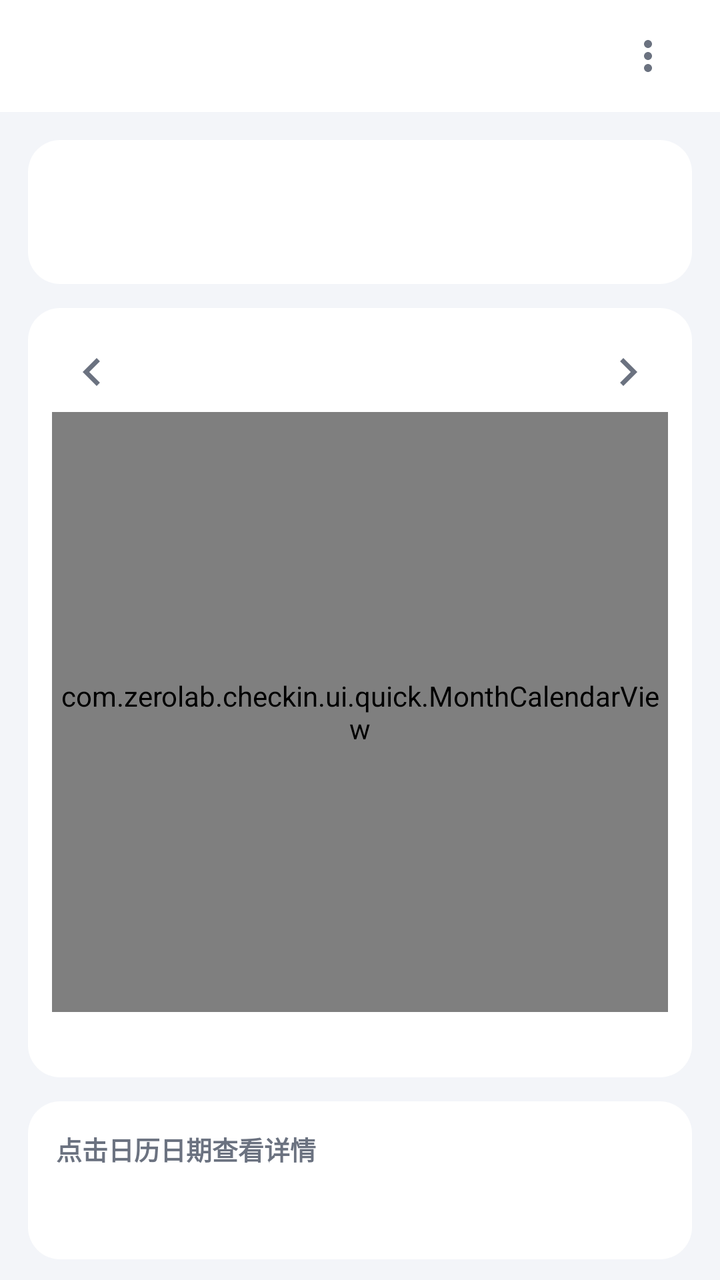
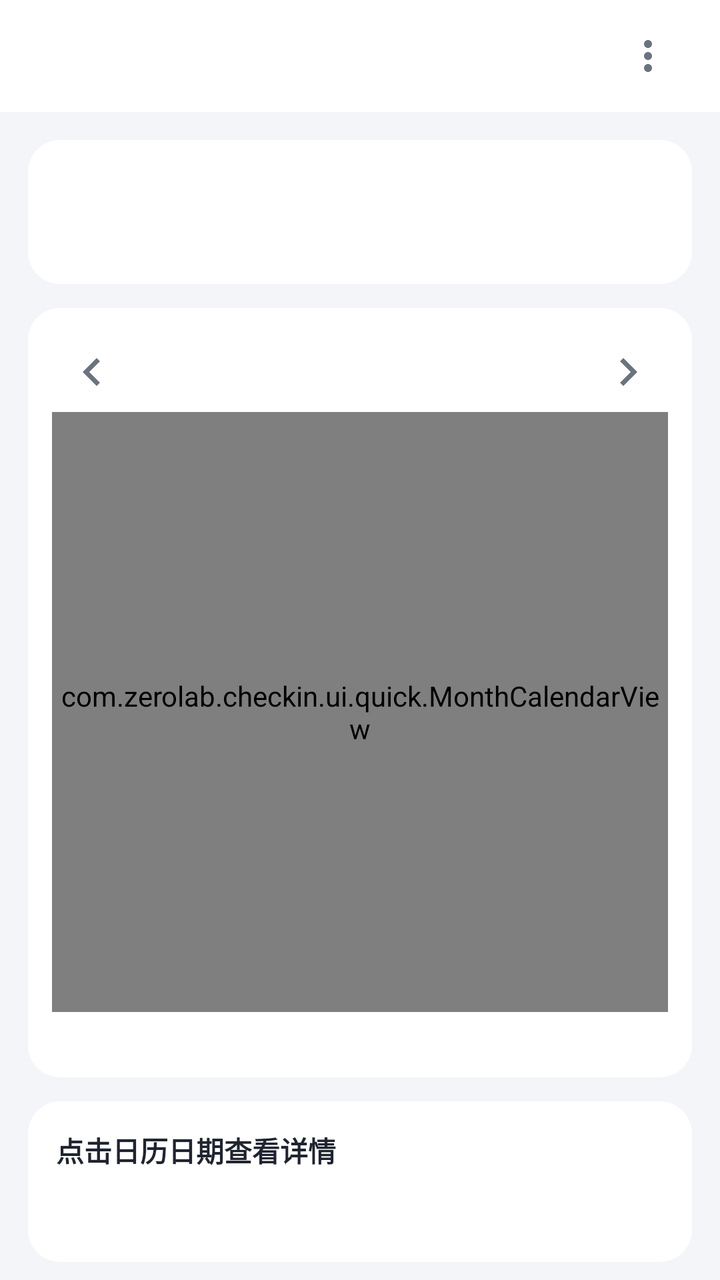

Two renders of the same Android screen: before a commit and after it. Below are the layout's source before the change and the commit's diff.
<!-- AndroidManifest.xml: application theme Theme.Checkin -->
<!-- res/layout/fragment_quick.xml -->
<?xml version="1.0" encoding="utf-8"?>
<FrameLayout xmlns:android="http://schemas.android.com/apk/res/android"
    android:layout_width="match_parent"
    android:layout_height="match_parent"
    android:background="@color/bg_page">

    <LinearLayout
        android:id="@+id/content_view"
        android:layout_width="match_parent"
        android:layout_height="match_parent"
        android:orientation="vertical">

        
        <LinearLayout
            android:layout_width="match_parent"
            android:layout_height="56dp"
            android:background="@color/white"
            android:gravity="center_vertical"
            android:orientation="horizontal"
            android:paddingHorizontal="16dp">

            <TextView
                android:id="@+id/tv_emoji"
                android:layout_width="wrap_content"
                android:layout_height="wrap_content"
                android:textSize="22sp" />

            <TextView
                android:id="@+id/tv_name"
                android:layout_width="0dp"
                android:layout_height="wrap_content"
                android:layout_marginStart="8dp"
                android:layout_weight="1"
                android:textColor="@color/text_primary"
                android:textSize="18sp"
                android:textStyle="bold" />

            <ImageButton
                android:id="@+id/btn_menu"
                android:layout_width="40dp"
                android:layout_height="40dp"
                android:background="?attr/selectableItemBackgroundBorderless"
                android:contentDescription="更多"
                android:src="@drawable/ic_more" />
        </LinearLayout>

        <ScrollView
            android:layout_width="match_parent"
            android:layout_height="0dp"
            android:layout_weight="1"
            android:scrollbars="none">

            <LinearLayout
                android:layout_width="match_parent"
                android:layout_height="wrap_content"
                android:orientation="vertical"
                android:padding="14dp">

                
                <LinearLayout
                    android:id="@+id/status_bar"
                    android:layout_width="match_parent"
                    android:layout_height="wrap_content"
                    android:background="@drawable/bg_card"
                    android:orientation="vertical"
                    android:padding="14dp">

                    <TextView
                        android:id="@+id/tv_today_status"
                        android:layout_width="wrap_content"
                        android:layout_height="wrap_content"
                        android:textColor="@color/text_primary"
                        android:textSize="15sp"
                        android:textStyle="bold" />

                    <TextView
                        android:id="@+id/tv_streak"
                        android:layout_width="wrap_content"
                        android:layout_height="wrap_content"
                        android:layout_marginTop="6dp"
                        android:textColor="@color/fail"
                        android:textSize="13sp" />
                </LinearLayout>

                
                <LinearLayout
                    android:layout_width="match_parent"
                    android:layout_height="wrap_content"
                    android:layout_marginTop="12dp"
                    android:background="@drawable/bg_card"
                    android:orientation="vertical"
                    android:padding="12dp">

                    <LinearLayout
                        android:layout_width="match_parent"
                        android:layout_height="40dp"
                        android:gravity="center_vertical"
                        android:orientation="horizontal">

                        <ImageButton
                            android:id="@+id/btn_prev"
                            android:layout_width="40dp"
                            android:layout_height="40dp"
                            android:background="?attr/selectableItemBackgroundBorderless"
                            android:contentDescription="上个月"
                            android:src="@drawable/ic_chevron_left" />

                        <TextView
                            android:id="@+id/tv_month"
                            android:layout_width="0dp"
                            android:layout_height="wrap_content"
                            android:layout_weight="1"
                            android:gravity="center"
                            android:textColor="@color/text_primary"
                            android:textSize="16sp"
                            android:textStyle="bold" />

                        <ImageButton
                            android:id="@+id/btn_next"
                            android:layout_width="40dp"
                            android:layout_height="40dp"
                            android:background="?attr/selectableItemBackgroundBorderless"
                            android:contentDescription="下个月"
                            android:src="@drawable/ic_chevron_right" />
                    </LinearLayout>

                    <com.zerolab.checkin.ui.quick.MonthCalendarView
                        android:id="@+id/calendar"
                        android:layout_width="match_parent"
                        android:layout_height="300dp" />

                    <TextView
                        android:id="@+id/tv_legend"
                        android:layout_width="match_parent"
                        android:layout_height="wrap_content"
                        android:layout_marginTop="6dp"
                        android:gravity="center"
                        android:textColor="@color/text_secondary"
                        android:textSize="11sp" />
                </LinearLayout>

                
                <LinearLayout
                    android:id="@+id/day_detail_bar"
                    android:layout_width="match_parent"
                    android:layout_height="wrap_content"
                    android:layout_marginTop="12dp"
                    android:background="@drawable/bg_card"
                    android:orientation="vertical"
                    android:padding="14dp">

                    <TextView
                        android:id="@+id/tv_detail_title"
                        android:layout_width="wrap_content"
                        android:layout_height="wrap_content"
                        android:text="点击日历日期查看详情"
                        android:textColor="@color/text_secondary"
                        android:textSize="13sp"
                        android:textStyle="bold" />

                    <TextView
                        android:id="@+id/tv_detail_body"
                        android:layout_width="match_parent"
                        android:layout_height="wrap_content"
                        android:layout_marginTop="6dp"
                        android:textColor="@color/text_primary"
                        android:textSize="13sp" />

                    <HorizontalScrollView
                        android:id="@+id/detail_media_scroll"
                        android:layout_width="match_parent"
                        android:layout_height="wrap_content"
                        android:layout_marginTop="8dp"
                        android:scrollbars="none">

                        <LinearLayout
                            android:id="@+id/detail_media_box"
                            android:layout_width="wrap_content"
                            android:layout_height="wrap_content"
                            android:orientation="horizontal" />
                    </HorizontalScrollView>
                </LinearLayout>

                <Button
                    android:id="@+id/btn_checkin"
                    style="@style/PrimaryButton"
                    android:layout_width="match_parent"
                    android:layout_marginTop="14dp"
                    android:text="打卡" />
            </LinearLayout>
        </ScrollView>
    </LinearLayout>

    
    <LinearLayout
        android:id="@+id/empty_view"
        android:layout_width="match_parent"
        android:layout_height="match_parent"
        android:gravity="center"
        android:orientation="vertical"
        android:visibility="gone">

        <ImageView
            android:layout_width="160dp"
            android:layout_height="160dp"
            android:layout_marginBottom="8dp"
            android:contentDescription="封面"
            android:src="@drawable/cover_miku" />

        <TextView
            android:layout_width="wrap_content"
            android:layout_height="wrap_content"
            android:text="还没有创建打卡项"
            android:textColor="@color/text_primary"
            android:textSize="16sp"
            android:textStyle="bold" />

        <TextView
            android:layout_width="wrap_content"
            android:layout_height="wrap_content"
            android:layout_marginTop="6dp"
            android:text="去创建一个吧"
            android:textColor="@color/text_secondary"
            android:textSize="13sp" />

        <Button
            android:id="@+id/btn_go_create"
            style="@style/PrimaryButton"
            android:layout_width="220dp"
            android:layout_marginTop="22dp"
            android:text="去创建打卡项" />
    </LinearLayout>
</FrameLayout>
<!-- resources referenced by this layout -->
<resources>
  <color name="bg_page">#F3F5F9</color>
  <color name="fail">#EF5350</color>
  <color name="text_primary">#1F2430</color>
  <color name="text_secondary">#6B7280</color>
  <color name="white">#FFFFFF</color>
  <!-- drawable bg_card (drawable) -->
  <?xml version="1.0" encoding="utf-8"?>
  <shape xmlns:android="http://schemas.android.com/apk/res/android" android:shape="rectangle">
      <solid android:color="@color/bg_card" />
      <corners android:radius="16dp" />
  </shape>
  <!-- drawable cover_miku: jpg bitmap (drawable-nodpi, 93683 bytes) -->
  <!-- drawable ic_chevron_left (drawable) -->
  <vector xmlns:android="http://schemas.android.com/apk/res/android"
      android:width="28dp" android:height="28dp"
      android:viewportWidth="24" android:viewportHeight="24" android:tint="@color/text_secondary">
      <path android:fillColor="@android:color/white" android:pathData="M15.41,7.41L14,6l-6,6 6,6 1.41,-1.41L10.83,12z"/>
  </vector>
  <!-- drawable ic_chevron_right (drawable) -->
  <vector xmlns:android="http://schemas.android.com/apk/res/android"
      android:width="28dp" android:height="28dp"
      android:viewportWidth="24" android:viewportHeight="24" android:tint="@color/text_secondary">
      <path android:fillColor="@android:color/white" android:pathData="M8.59,16.59L13.17,12 8.59,7.41 10,6l6,6 -6,6z"/>
  </vector>
  <!-- drawable ic_more (drawable) -->
  <vector xmlns:android="http://schemas.android.com/apk/res/android"
      android:width="24dp" android:height="24dp"
      android:viewportWidth="24" android:viewportHeight="24" android:tint="@color/text_secondary">
      <path android:fillColor="@android:color/white" android:pathData="M12,8c1.1,0 2,-0.9 2,-2s-0.9,-2 -2,-2 -2,0.9 -2,2 0.9,2 2,2zM12,10c-1.1,0 -2,0.9 -2,2s0.9,2 2,2 2,-0.9 2,-2 -0.9,-2 -2,-2zM12,16c-1.1,0 -2,0.9 -2,2s0.9,2 2,2 2,-0.9 2,-2 -0.9,-2 -2,-2z"/>
  </vector>
  <style name="PrimaryButton" parent="Widget.MaterialComponents.Button">
          <item name="android:layout_height">52dp</item>
          <item name="cornerRadius">14dp</item>
          <item name="android:textSize">16sp</item>
          <item name="android:textStyle">bold</item>
          <item name="android:textColor">@color/white</item>
      </style>
  <style name="Theme.Checkin" parent="Theme.MaterialComponents.Light.NoActionBar">
          <item name="colorPrimary">@color/brand</item>
          <item name="colorPrimaryDark">@color/brand_dark</item>
          <item name="colorAccent">@color/brand</item>
          <item name="android:windowBackground">@color/bg_page</item>
          <item name="android:statusBarColor">@color/white</item>
          <item name="android:windowLightStatusBar">true</item>
          <item name="android:textColorPrimary">@color/text_primary</item>
          <item name="android:textColorSecondary">@color/text_secondary</item>
          <item name="bottomNavigationStyle">@style/Widget.Checkin.BottomNav</item>
      </style>
  <color name="bg_card">#FFFFFF</color>
  <color name="brand">#39C5BB</color>
  <color name="brand_dark">#1F9C94</color>
  <style name="Widget.Checkin.BottomNav" parent="Widget.MaterialComponents.BottomNavigationView">
          <item name="itemTextColor">@color/nav_tint</item>
          <item name="itemIconTint">@color/nav_tint</item>
          <item name="backgroundTint">@color/white</item>
          <item name="elevation">10dp</item>
          <item name="labelVisibilityMode">labeled</item>
      </style>
</resources>

<!-- the commit's change to res/layout/fragment_quick.xml (unified diff, before → after) -->
@@ -154,8 +154,8 @@
                         android:layout_width="wrap_content"
                         android:layout_height="wrap_content"
                         android:text="点击日历日期查看详情"
-                        android:textColor="@color/text_secondary"
-                        android:textSize="13sp"
+                        android:textColor="@color/text_primary"
+                        android:textSize="14sp"
                         android:textStyle="bold" />
 
                     <TextView
@@ -163,6 +163,7 @@
                         android:layout_width="match_parent"
                         android:layout_height="wrap_content"
                         android:layout_marginTop="6dp"
+                        android:lineSpacingExtra="3dp"
                         android:textColor="@color/text_primary"
                         android:textSize="13sp" />
 
